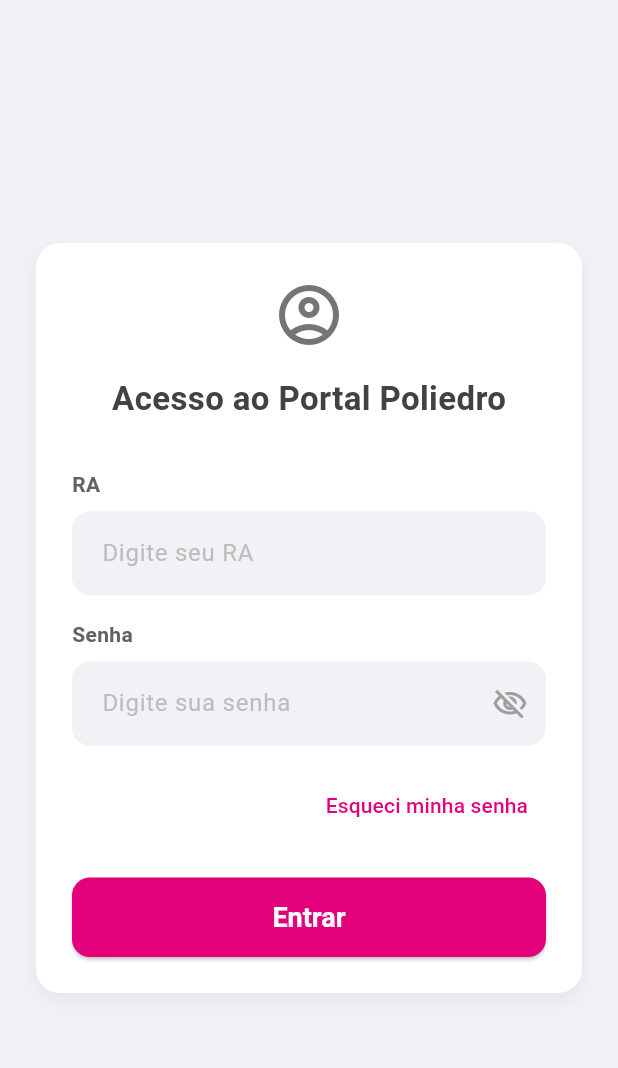
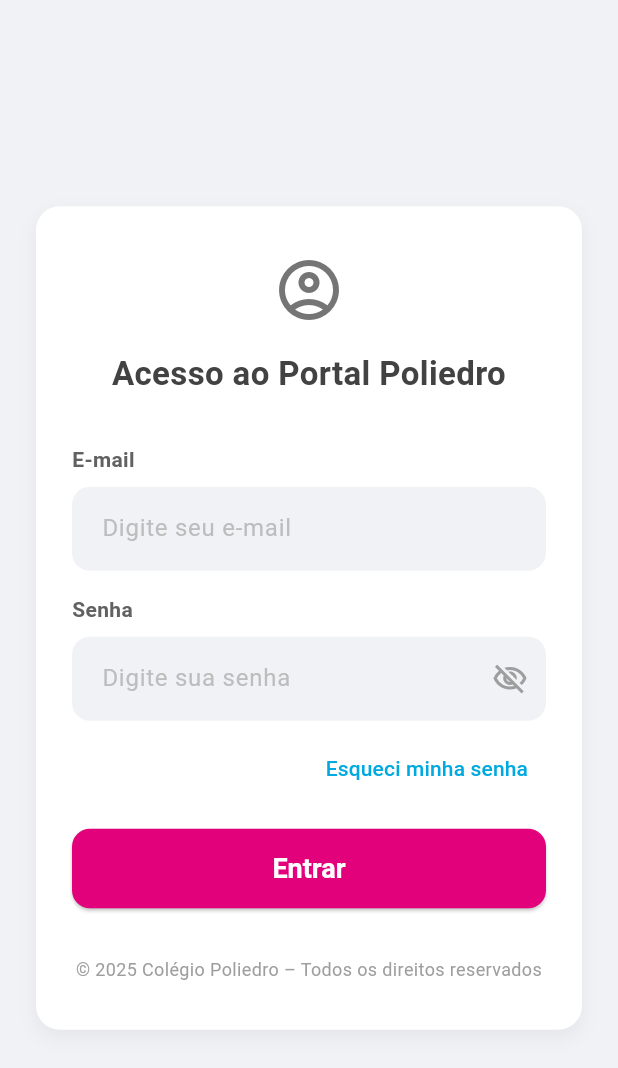
Before and after one commit to MingMatheus/PI_S4_sistema_de_professores_poliedro, a Flutter app: the screen it shows after launch, on a phone screen of 412 x 824 dp. Shown: the top 1068 px of the screen. Run offline on Flutter 3.47's test engine with Material 3 defaults, Android fonts, the phone set to English and light mode, and no system bars.

Commit message:
Logo, e Login por email

```diff
--- a/frontend/lib/scr/telas/login/login_screen.dart
+++ b/frontend/lib/scr/telas/login/login_screen.dart
@@ -11,7 +11,8 @@ class LoginScreen extends StatefulWidget {
 }
 
 class _LoginScreenState extends State<LoginScreen> {
-  final _raController = TextEditingController();
+  // Alterado de _raController para _emailController
+  final _emailController = TextEditingController();
   final _senhaController = TextEditingController();
   bool _isLoading = false;
 
@@ -30,15 +31,66 @@ class _LoginScreenState extends State<LoginScreen> {
 
   @override
   Widget build(BuildContext context) {
+    // Para criar um layout que se adapta ao tamanho da tela
+    final isSmallScreen = MediaQuery.of(context).size.width < 800;
+
     return Scaffold(
-      body: SafeArea(
+      // Usamos a cor de fundo do seu tema aqui
+      backgroundColor: Theme.of(context).scaffoldBackgroundColor,
+      body: Center(
+        child: isSmallScreen
+            ? _buildLoginForm(context) // Mostra só o formulário em telas pequenas
+            : Row(
+                children: [
+                  // Coluna da Esquerda (Azul com a Logo)
+                  Expanded(
+                    flex: 1, // Ocupa 1/3 da tela
+                    child: Container(
+                      color: poliedroBlue, // Cor definida em app_colors.dart
+                      child: Center(
+                        child: Container(
+                          padding: const EdgeInsets.all(32.0),
+                          decoration: BoxDecoration(
+                            color: Colors.white,
+                            borderRadius: BorderRadius.circular(16),
+                            boxShadow: [
+                              BoxShadow(
+                                color: Colors.black.withOpacity(0.1),
+                                blurRadius: 20,
+                                offset: const Offset(0, 10),
+                              ),
+                            ],
+                          ),
+                          // CORRIGIDO: Adicionado a extensão .jpg
+                          child: Image.asset(
+                            'assets/images/logo.jpg',
+                            width: 180, // Tamanho da imagem
+                          ),
+                        ),
+                      ),
+                    ),
+                  ),
+                  // Coluna da Direita (Branca com o Formulário)
+                  Expanded(
+                    flex: 2, // Ocupa 2/3 da tela
                     child: Center(
                       child: SingleChildScrollView(
-            padding: const EdgeInsets.all(24.0),
-            child: Container(
-              width: double.infinity,
+                        child: _buildLoginForm(context),
+                      ),
+                    ),
+                  ),
+                ],
+              ),
+      ),
+    );
+  }
+
+  // Widget separado para o formulário, para reutilização e organização
+  Widget _buildLoginForm(BuildContext context) {
+    return Container(
       constraints: const BoxConstraints(maxWidth: 400),
-              padding: const EdgeInsets.all(24.0),
+      margin: const EdgeInsets.all(24.0), // Margem para telas pequenas
+      padding: const EdgeInsets.symmetric(horizontal: 24.0, vertical: 32.0),
       decoration: BoxDecoration(
         color: Colors.white,
         borderRadius: BorderRadius.circular(16.0),
@@ -52,16 +104,17 @@ class _LoginScreenState extends State<LoginScreen> {
       ),
       child: Column(
         mainAxisSize: MainAxisSize.min,
+        crossAxisAlignment: CrossAxisAlignment.stretch,
         children: [
           Icon(
             Icons.account_circle_outlined,
             size: 48,
             color: Colors.grey[600],
           ),
-
           const SizedBox(height: 16),
           Text(
             'Acesso ao Portal Poliedro',
+            textAlign: TextAlign.center,
             style: TextStyle(
               fontSize: 22,
               fontWeight: FontWeight.bold,
@@ -70,48 +123,46 @@ class _LoginScreenState extends State<LoginScreen> {
           ),
           const SizedBox(height: 32),
 
+          // ALTERADO: Campo de RA para E-mail
           CustomTextField(
-                    controller: _raController,
-                    label: 'RA',
-                    hint: 'Digite seu RA',
-                    keyboardType: TextInputType.number,
+            controller: _emailController,
+            label: 'E-mail',
+            hint: 'Digite seu e-mail',
+            keyboardType: TextInputType.emailAddress,
           ),
           const SizedBox(height: 16),
-
           CustomTextField(
             controller: _senhaController,
             label: 'Senha',
             hint: 'Digite sua senha',
             isPassword: true,
           ),
-                  const SizedBox(height: 16),
-
+          const SizedBox(height: 8),
           Align(
             alignment: Alignment.centerRight,
             child: TextButton(
               onPressed: () {},
               child: const Text(
                 'Esqueci minha senha',
-                        style: TextStyle(color: poliedroPink),
+                style: TextStyle(color: poliedroBlue),
               ),
             ),
           ),
-                  const SizedBox(height: 24),
-
+          const SizedBox(height: 16),
           _isLoading
-                      ? const CircularProgressIndicator(color: poliedroPink)
-                      : SizedBox(
-                        width: double.infinity,
-                        child: ElevatedButton(
+              ? const Center(
+                  child: CircularProgressIndicator(color: poliedroPink))
+              : ElevatedButton(
                   onPressed: _handleLogin,
                   child: const Text('Entrar'),
                 ),
+          const SizedBox(height: 32),
+          Text(
+            '© 2025 Colégio Poliedro – Todos os direitos reservados',
+            textAlign: TextAlign.center,
+            style: TextStyle(color: Colors.grey[500], fontSize: 12),
           ),
         ],
-              ),
-            ),
-          ),
-        ),
       ),
     );
   }
```
Also changed, not shown: frontend/pubspec.yaml (+3 -4 lines), frontend/assets/images/logo.jpg (added). Lines whose indentation alone changed are shown as unchanged.
